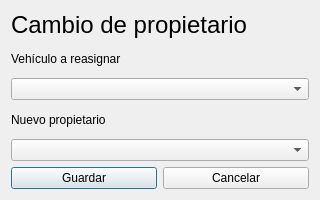
Before: the Qt Designer form ui/dlgCambiarPropietario.ui in arielcostas/dam-di-costasguerrero, drawn with Qt 5.
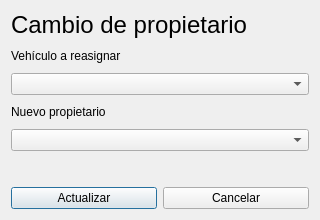
After: the same form once the commit is applied.

Commit message: Implementar cambio de propietario

```diff
--- a/ui/dlgCambiarPropietario.ui
+++ b/ui/dlgCambiarPropietario.ui
@@ -7,19 +7,19 @@
     <x>0</x>
     <y>0</y>
     <width>320</width>
-    <height>200</height>
+    <height>220</height>
    </rect>
   </property>
   <property name="minimumSize">
    <size>
     <width>320</width>
-    <height>200</height>
+    <height>220</height>
    </size>
   </property>
   <property name="maximumSize">
    <size>
     <width>320</width>
-    <height>200</height>
+    <height>220</height>
    </size>
   </property>
   <property name="windowTitle">
@@ -60,10 +60,13 @@
    </item>
    <item>
     <layout class="QHBoxLayout" name="horizontalLayout">
+     <property name="topMargin">
+      <number>30</number>
+     </property>
      <item>
       <widget class="QPushButton" name="buttonCambiar">
        <property name="text">
-        <string>Guardar</string>
+        <string>Actualizar</string>
        </property>
       </widget>
      </item>
```
Left out of the diff: 4 changed lines with no effect on the pictures. The commit also changes 6 other files.
